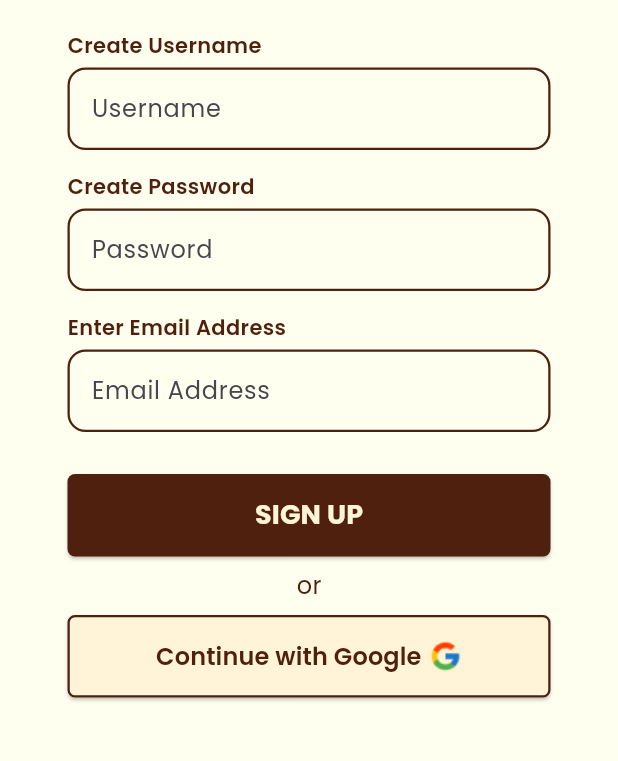
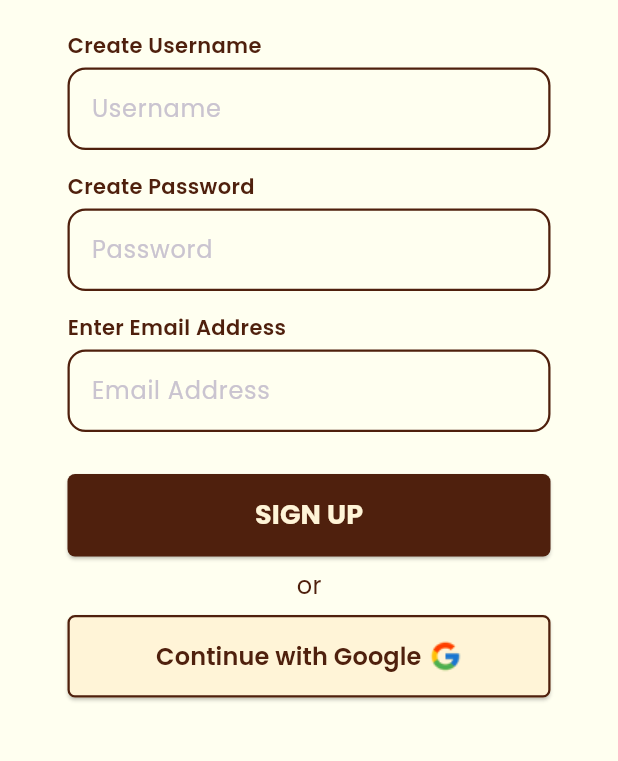
Before and after one commit to brialln/CoffeeInsight_App, a Flutter app: the screen it shows after launch, after a tap on "SIGN UP", on a phone screen of 412 x 824 dp, the part 414-1175 px from its top. Run offline on Flutter 3.47's test engine with Material 3 defaults, Android fonts, the light colour scheme and no system bars; our stand-ins replace flutter_svg.

Commit message:
First Update

```diff
--- a/lib/main.dart
+++ b/lib/main.dart
@@ -21,6 +21,7 @@ class MyApp extends StatelessWidget {
       theme: ThemeData(
              fontFamily: 'Poppins',
              scaffoldBackgroundColor: AppColors.background,
+             brightness: Brightness.dark
       ),
       initialRoute:'/',
       routes: {
--- a/lib/pages/forgot-pass_page.dart
+++ b/lib/pages/forgot-pass_page.dart
@@ -23,12 +23,12 @@ class ForgotPassPage extends StatelessWidget {
                       onTap: () {
                         Navigator.pushNamed(context, '/login');
                       },
-                      child: Image.asset('assets/Back Arrow.png'),
+                      child: Image.asset('assets/icons/Back Arrow.png'),
                     )
 
                 ),
 
-                Image.asset('assets/CoffeeInsight-Logo.png'),
+                Image.asset('assets/icons/CoffeeInsight-Logo.png'),
 
                 SizedBox(
                   height: 20,
--- a/lib/pages/front_page.dart
+++ b/lib/pages/front_page.dart
@@ -17,7 +17,7 @@ class FrontPage extends StatelessWidget {
 
               children: [
                 Spacer(),
-                Image.asset('assets/CoffeeInsight-Logo.png'),
+                Image.asset('assets/icons/CoffeeInsight-Logo.png'),
 
                 Text('Welcome to', style: TextStyle(
                   color: AppColors.primary,
--- a/lib/pages/login_page.dart
+++ b/lib/pages/login_page.dart
@@ -23,12 +23,12 @@ class LoginPage extends StatelessWidget {
                     onTap: () {
                       Navigator.pushNamed(context, '/');
                     },
-                    child: Image.asset('assets/Back Arrow.png'),
+                    child: Image.asset('assets/icons/Back Arrow.png'),
                   )
 
                 ),
 
-                Image.asset('assets/CoffeeInsight-Logo.png'),
+                Image.asset('assets/icons/CoffeeInsight-Logo.png'),
 
                 SizedBox(
                   height: 20,
--- a/lib/pages/signup_page.dart
+++ b/lib/pages/signup_page.dart
@@ -25,11 +25,11 @@ class SignUpPage extends StatelessWidget {
                       onTap: () {
                         Navigator.pushNamed(context, '/');
                       },
-                      child: Image.asset('assets/Back Arrow.png'),
+                      child: Image.asset('assets/icons/Back Arrow.png'),
                     )
                   ),
 
-            Image.asset("assets/CoffeeInsight-Logo.png"),
+            Image.asset("assets/icons/CoffeeInsight-Logo.png"),
 
             SizedBox(
               height: 20,
@@ -203,7 +203,7 @@ class SignUpPage extends StatelessWidget {
                       SizedBox(
                         width: 5,
                       ),
-                      Image.asset('assets/Google.png'),
+                      Image.asset('assets/icons/Google.png'),
                     ]
                 ),
               ),
--- a/lib/styles/app_colors.dart
+++ b/lib/styles/app_colors.dart
@@ -4,4 +4,6 @@ class AppColors {
   static const background = Color(0xffFFFFF0);
   static const primary = Color(0xff4F200D);
   static const secondary = Color(0xffFFF4D7);
+  static const bright = Color(0xffFFB100);
+  static const darkred = Color(0xffFF0000);
 }
```
Also changed, not shown: lib/pages/main_page.dart (+47 -8 lines), lib/styles/app_text.dart (added, +28 -0 lines), pubspec.yaml (+6 -4 lines), assets/icons/Back Arrow.png (renamed from assets/Back Arrow.png), assets/icons/CoffeeInsight-Logo.png (renamed from assets/CoffeeInsight-Logo.png), assets/icons/Google.png (renamed from assets/Google.png), assets/icons/coffee.svg (added), assets/icons/home.svg (added), assets/icons/maps.svg (added), assets/icons/search.svg (added), assets/icons/settings.svg (added), pubspec.lock.
